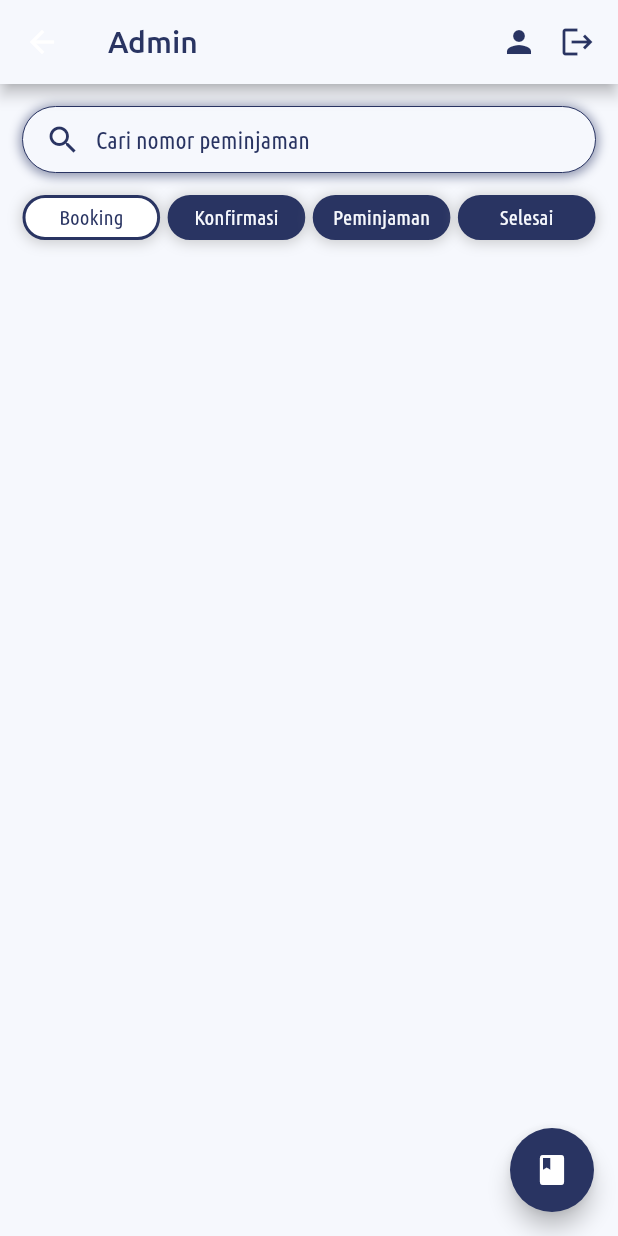
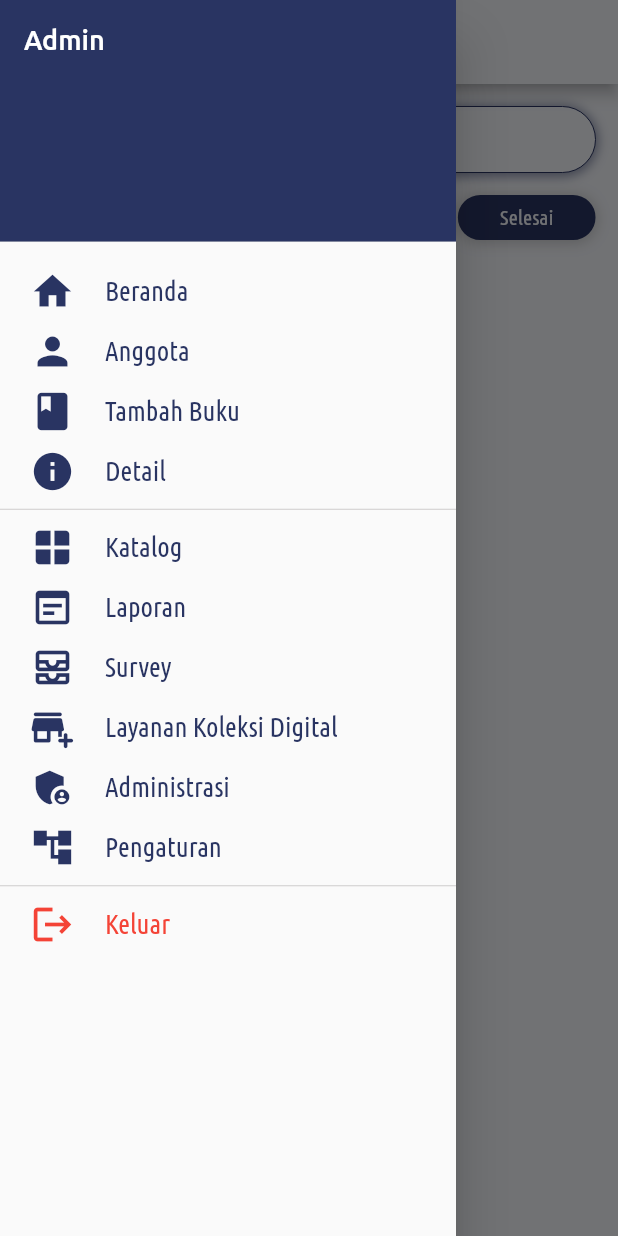
Before and after one commit to Arybobyku/MyPerpus---Flutter, a Flutter app: the AdminHomePage screen opened by its route, with the side drawer open (before the commit the screen has no drawer), on a phone screen of 412 x 824 dp. Run offline on Flutter 3.47's test engine with Material 2 defaults, Android fonts, the phone set to English and light mode, and no system bars; drawn by our look-alikes of pull_to_refresh; our stand-ins replace cached_network_image, cloud_firestore, file_picker, firebase_auth, firebase_core, firebase_storage and 13 more; missing offline and left inert: country_state_city_picker, dart:ffi; accounts and stored records are empty; project files that could hold a hidden picture were left out.

Commit message:
add drawer for admin

```diff
--- a/lib/main.dart
+++ b/lib/main.dart
@@ -84,6 +84,13 @@ class MyApp extends StatelessWidget {
         theme: ThemeData(
           primaryColor: ColorPalette.generalPrimaryColor,
           backgroundColor: ColorPalette.generalBackgroundColor,
+          appBarTheme: AppBarTheme(
+            color: ColorPalette.generalPrimaryColor,
+            iconTheme: IconThemeData(
+              color: ColorPalette.generalPrimaryColor
+            )
+          ),
+
           fontFamily: 'ubuntu',
         ),
       ),
--- a/lib/ui/admin/home/admin_home_page.dart
+++ b/lib/ui/admin/home/admin_home_page.dart
@@ -5,6 +5,7 @@ import 'package:my_perpus/helper/color_palette.dart';
 import 'package:my_perpus/provider/admin.dart';
 import 'package:my_perpus/provider/auth.dart';
 import 'package:my_perpus/routes.dart';
+import 'package:my_perpus/ui/widget/horizontal_icon_label.dart';
 import 'package:my_perpus/ui/widget/search_bar.dart';
 import 'package:my_perpus/ui/widget/status_peminjaman.dart';
 import 'package:provider/provider.dart';
@@ -40,42 +41,101 @@ class _AdminHomePageState extends State<AdminHomePage> {
     return SafeArea(
       child: Consumer<AdminProvider>(builder: (context, valueAdmin, _) {
         return Scaffold(
+          drawer: Drawer(
+            child: ListView(
+              children: [
+                const DrawerHeader(
+                  decoration: BoxDecoration(
+                    color: ColorPalette.generalPrimaryColor,
+                  ),
+                  child: Text('Admin',style: TextStyle(fontSize: 18,color: Colors.white),),
+                ),
+                HorizontalIconLabel(
+                  icon: Icons.home,
+                  label: "Beranda",
+                  ontap: (){
+                    Get.toNamed(Routes.adminHome);
+                  },
+                ),
+                HorizontalIconLabel(
+                  icon: Icons.person,
+                  label: "Anggota",
+                  ontap: (){
+                    Get.toNamed(Routes.adminCheckUser);
+                  },
+                ),
+                HorizontalIconLabel(
+                  icon: Icons.book,
+                  label: "Tambah Buku",
+                  ontap: (){
+                    Get.toNamed(Routes.adminTambahBuku);
+                  },
+                ),
+                HorizontalIconLabel(
+                  icon: Icons.info,
+                  label: "Detail",
+                  ontap: (){
+                  },
+                ),
+                SizedBox(height: 10,),
+                Divider(height: 1,color: ColorPalette.generalGrey,),
+                HorizontalIconLabel(
+                  icon: Icons.window,
+                  label: "Katalog",
+                  ontap: (){
+                  },
+                ),
+                HorizontalIconLabel(
+                  icon: Icons.wysiwyg,
+                  label: "Laporan",
+                  ontap: (){
+                  },
+                ),
+                HorizontalIconLabel(
+                  icon: Icons.all_inbox_outlined,
+                  label: "Survey",
+                  ontap: (){
+                  },
+                ),
+                HorizontalIconLabel(
+                  icon: Icons.add_business_rounded,
+                  label: "Layanan Koleksi Digital",
+                  ontap: (){
+                  },
+                ),
+                HorizontalIconLabel(
+                  icon: Icons.admin_panel_settings,
+                  label: "Administrasi",
+                  ontap: (){
+                  },
+                ),
+                HorizontalIconLabel(
+                  icon: Icons.account_tree_sharp,
+                  label: "Pengaturan",
+                  ontap: (){
+                  },
+                ),
+                SizedBox(height: 10,),
+                Divider(height: 1,color: ColorPalette.generalGrey,),
+                HorizontalIconLabel(
+                  icon: Icons.logout,
+                  label: "Keluar",
+                  color: Colors.red,
+                  ontap: (){
+                    doSignOut(context);
+                  },
+                ),
+              ],
+            ),
+          ),
           appBar: AppBar(
             backgroundColor: ColorPalette.generalBackgroundColor,
             title: Text(
-              "Admin",
+              "Beranda",
               style: TextStyle(color: ColorPalette.generalPrimaryColor),
             ),
-            actions: [
-              GestureDetector(
-                onTap: (){
-                  Get.toNamed(Routes.adminCheckUser);
-                },
-                child: Icon(
-                  Icons.person,
-                  color: ColorPalette.generalPrimaryColor,
-                ),
-              ),
-              SizedBox(width: 15),
-              GestureDetector(
-                onTap: () => doSignOut(context),
-                child: Icon(
-                  Icons.logout,
-                  color: ColorPalette.generalPrimaryColor,
-                ),
-              ),
-              SizedBox(width: 15),
-            ],
           ),
           backgroundColor: ColorPalette.generalBackgroundColor,
-          floatingActionButton: FloatingActionButton(
-            backgroundColor: ColorPalette.generalPrimaryColor,
-            child: Icon(
-              Icons.book,
-              color: Colors.white,
-            ),
-            onPressed: () => Get.toNamed(Routes.adminTambahBuku),
-          ),
           body: SmartRefresher(
             controller: _refreshController,
             onRefresh: ()async{
--- a/lib/ui/navigator_page.dart
+++ b/lib/ui/navigator_page.dart
@@ -56,7 +56,7 @@ class _NavigatorPageState extends State<NavigatorPage> {
         Provider.of<AuthProvider>(context,listen: false).setUserModelFromPref(userModel);
         Get.offAllNamed(Routes.pustawakan);
       }else{
-        UserModel userModel = UserModel.fromjson(jsonDecode(userJson!), user.uid);
+        UserModel userModel = UserModel.  fromjson(jsonDecode(userJson!), user.uid);
         Provider.of<AuthProvider>(context,listen: false).setUserModelFromPref(userModel);
         Get.offAllNamed(Routes.mainMenu);
       }
--- /dev/null
+++ b/lib/ui/widget/horizontal_icon_label.dart
@@ -0,0 +1,40 @@
+import 'package:flutter/material.dart';
+import 'package:my_perpus/helper/color_palette.dart';
+
+class HorizontalIconLabel extends StatelessWidget {
+  const HorizontalIconLabel(
+      {Key? key, required this.icon, required this.label, this.ontap, this.color = ColorPalette.generalPrimaryColor})
+      : super(key: key);
+  final IconData icon;
+  final String label;
+  final Color color;
+  final Function()? ontap;
+
+  @override
+  Widget build(BuildContext context) {
+    return GestureDetector(
+      onTap: ontap,
+      child: Container(
+        margin: EdgeInsets.only(top: 10),
+        child: Row(
+          children: [
+            SizedBox(width: 20),
+            Icon(
+              icon,
+              size: 30,
+              color: color,
+            ),
+            SizedBox(width: 20),
+            Expanded(
+              child: Text(
+                label,
+                style: TextStyle(
+                    fontSize: 18, color: color),
+              ),
+            ),
+          ],
+        ),
+      ),
+    );
+  }
+}
```
